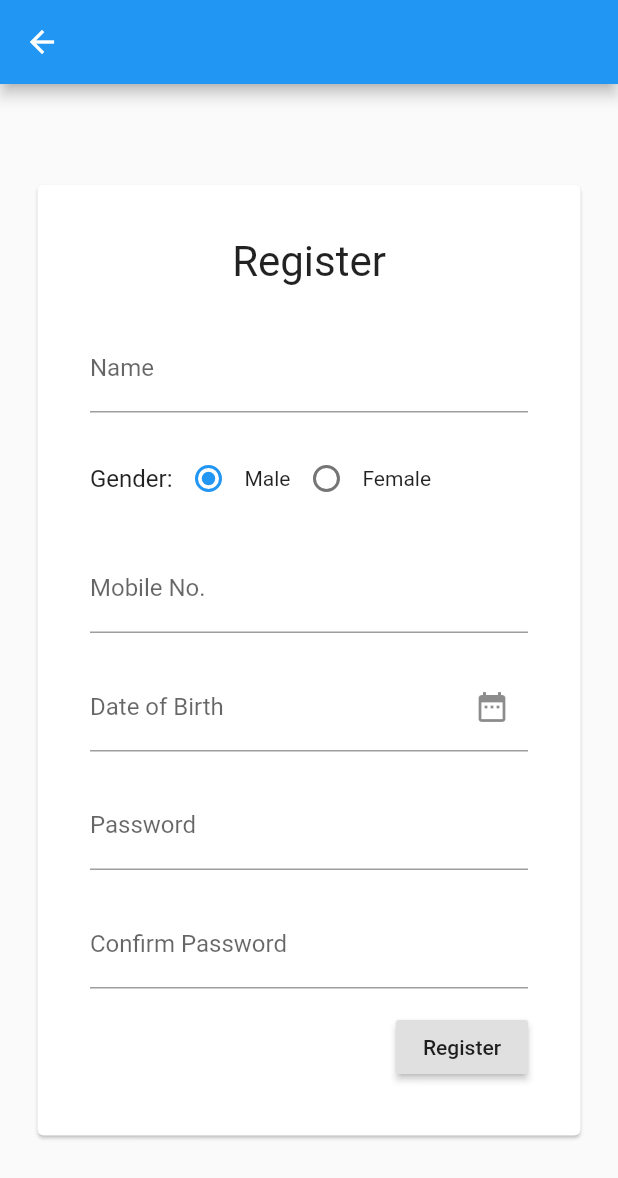
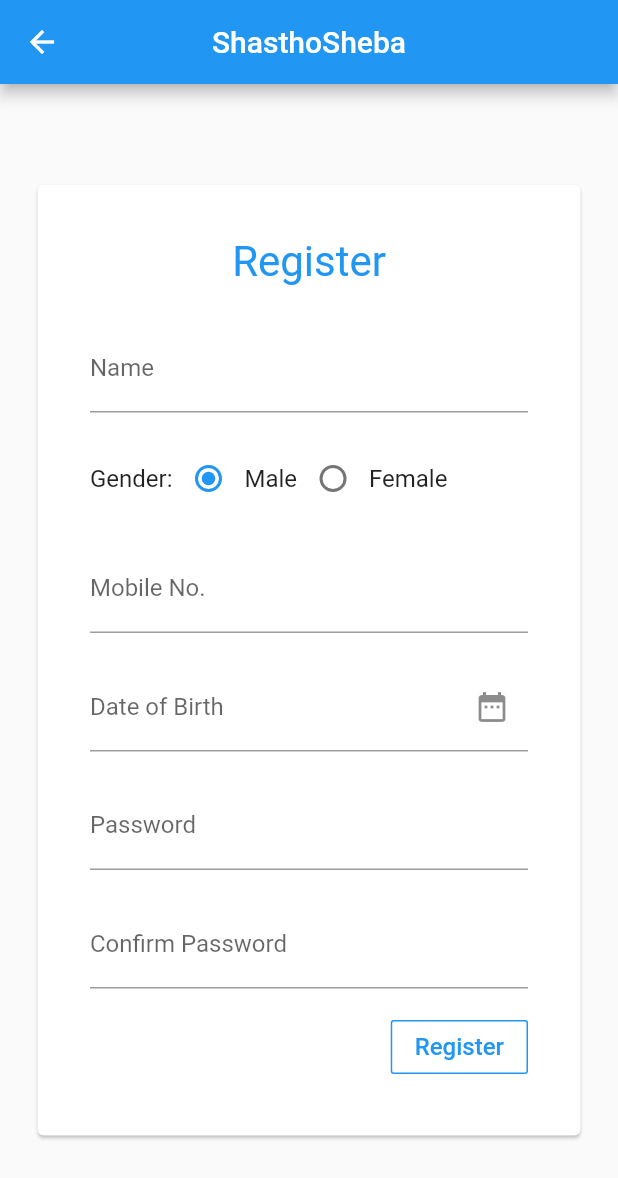
Before and after one commit to lsiddiqsunny/ShashthoSheba, a Flutter app: the screen it shows after launch, after a tap on "Register", on a phone screen of 412 x 824 dp. Shown: the top 1178 px of the screen. Run offline on Flutter 3.47's test engine with Material 2 defaults, Android fonts, the phone set to English and light mode, and no system bars; our stand-ins replace shared_preferences; network calls fail.

```diff
--- a/lib/main.dart
+++ b/lib/main.dart
@@ -13,6 +13,15 @@ class MyApp extends StatelessWidget {
   Widget build(BuildContext context) {
     return MaterialApp(
       initialRoute: LoginPage.routeName,
+      theme: ThemeData(
+        textTheme: TextTheme(
+          headline: TextStyle(fontSize: 28, color: Colors.blue),
+          title: TextStyle(fontSize: 24, color: Colors.blue),
+          body1: TextStyle(fontSize: 16),
+          body2: TextStyle(fontSize: 16),
+          button: TextStyle(fontSize: 16, color:Colors.blue),
+        ),
+      ),
       routes: {
         LoginPage.routeName: (context) => LoginPage(),
         MainPage.routeName: (context) => MainPage(),
--- a/lib/models/doctor.dart
+++ b/lib/models/doctor.dart
@@ -4,6 +4,7 @@ class Doctor {
   String mobileNo;
   String institution;
   String speciality;
+  List<String> specialization;
   String designation;
   String registrationNo;
   String referrer;
@@ -26,5 +27,6 @@ class Doctor {
         designation = json['designation'],
         institution = json['institution'],
         speciality = json['speciality'],
+        specialization = json['specialization'].cast<String>(),
         registrationNo = json['reg_number'];
 }
--- a/lib/pages/home/homeTab.dart
+++ b/lib/pages/home/homeTab.dart
@@ -21,9 +21,7 @@ class HomeTab extends StatelessWidget {
             ),
             child: Text(
               'Appointments Today:',
-              style: TextStyle(
-                fontSize: 28,
-              ),
+              style: Theme.of(context).textTheme.headline,
             ),
           ),
           FutureBuilder<List<Item>>(
--- a/lib/pages/loginPage.dart
+++ b/lib/pages/loginPage.dart
@@ -46,7 +46,10 @@ class _LoginPageState extends State<LoginPage> {
   @override
   Widget build(BuildContext context) {
     return Scaffold(
-      appBar: AppBar(),
+      appBar: AppBar(
+        centerTitle: true,
+        title: Text('ShasthoSheba'),
+      ),
       body: Center(
         child: ListView(
           shrinkWrap: true,
@@ -61,9 +64,7 @@ class _LoginPageState extends State<LoginPage> {
                       alignment: Alignment.center,
                       child: Text(
                         'Login',
-                        style: TextStyle(
-                          fontSize: 28,
-                        ),
+                        style: Theme.of(context).textTheme.headline,
                       ),
                     ),
                     SizedBox(
@@ -81,6 +82,7 @@ class _LoginPageState extends State<LoginPage> {
                     ),
                     TextFormField(
                       controller: _pass,
+                      obscureText: true,
                       decoration: InputDecoration(
                         labelText: 'Password',
                         hasFloatingPlaceholder: true,
@@ -91,20 +93,30 @@ class _LoginPageState extends State<LoginPage> {
                     ),
                     Align(
                       alignment: Alignment.centerRight,
-                      child: RaisedButton(
+                      child: OutlineButton(
+                        borderSide:
+                            BorderSide(color: Theme.of(context).primaryColor),
                         onPressed: () => loginAction(context),
-                        child: Text('Login'),
+                        child: Text(
+                          'Login',
+                          style: Theme.of(context).textTheme.button,
+                        ),
                       ),
                     ),
                     Row(
                       children: <Widget>[
-                        Text('Don\'t have an account?'),
+                        Text(
+                          'Don\'t have an account?',
+                        ),
                         FlatButton(
                           onPressed: () {
                             Navigator.pushNamed(
                                 context, RegisterPage.routeName);
                           },
-                          child: Text('Register'),
+                          child: Text(
+                            'Register',
+                            style: Theme.of(context).textTheme.button,
+                          ),
                         ),
                       ],
                     ),
--- a/lib/pages/mainPage.dart
+++ b/lib/pages/mainPage.dart
@@ -44,6 +44,8 @@ class _TabbedPagesState extends State<MainPage>
   Widget build(BuildContext context) {
     return Scaffold(
       appBar: AppBar(
+        centerTitle: true,
+        title: Text('ShasthoSheba'),
         automaticallyImplyLeading: false,
         bottom: TabBar(
           controller: _tabController,
--- a/lib/pages/registerPage.dart
+++ b/lib/pages/registerPage.dart
@@ -47,7 +47,10 @@ class _RegisterPageState extends State<RegisterPage> {
   @override
   Widget build(BuildContext context) {
     return Scaffold(
-      appBar: AppBar(),
+      appBar: AppBar(
+        centerTitle: true,
+        title: Text('ShasthoSheba'),
+      ),
       body: Center(
         child: Form(
           key: _formKey,
@@ -64,9 +67,7 @@ class _RegisterPageState extends State<RegisterPage> {
                         alignment: Alignment.center,
                         child: Text(
                           'Register',
-                          style: TextStyle(
-                            fontSize: 28,
-                          ),
+                          style: Theme.of(context).textTheme.headline,
                         ),
                       ),
                       SizedBox(
@@ -90,10 +91,7 @@ class _RegisterPageState extends State<RegisterPage> {
                       ),
                       Row(
                         children: <Widget>[
-                          Text(
-                            'Gender:',
-                            style: TextStyle(fontSize: 16),
-                          ),
+                          Text('Gender:'),
                           Radio(
                             value: 'male',
                             groupValue: _sex,
@@ -208,13 +206,18 @@ class _RegisterPageState extends State<RegisterPage> {
                       ),
                       Align(
                         alignment: Alignment.centerRight,
-                        child: RaisedButton(
+                        child: OutlineButton(
+                          borderSide:
+                              BorderSide(color: Theme.of(context).primaryColor),
                           onPressed: () {
                             if (_formKey.currentState.validate()) {
                               registerAction(context);
                             }
                           },
-                          child: Text('Register'),
+                          child: Text(
+                            'Register',
+                            style: Theme.of(context).textTheme.button,
+                          ),
                         ),
                       ),
                     ],
```
Also changed, not shown: lib/pages/appointments/appointmentsTab.dart (+3 -4 lines), lib/pages/home/addTransactionForm.dart (+15 -5 lines), lib/pages/home/appointmentList.dart (+85 -19 lines), lib/pages/search/searchDoctorTab.dart (+39 -28 lines).
